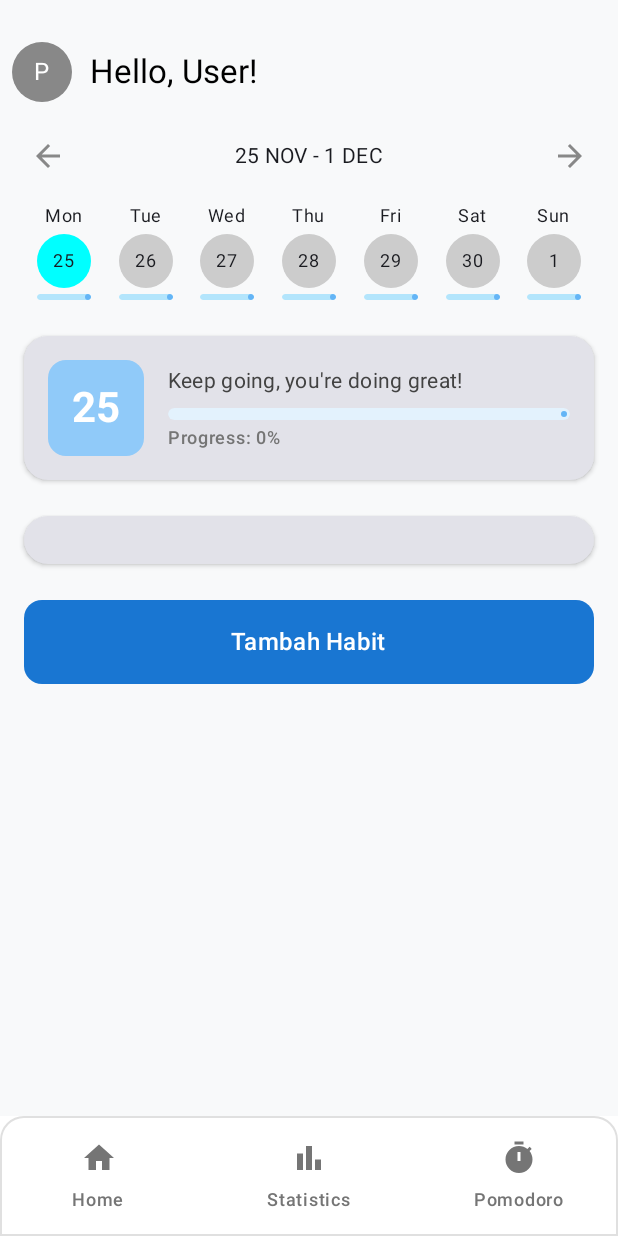
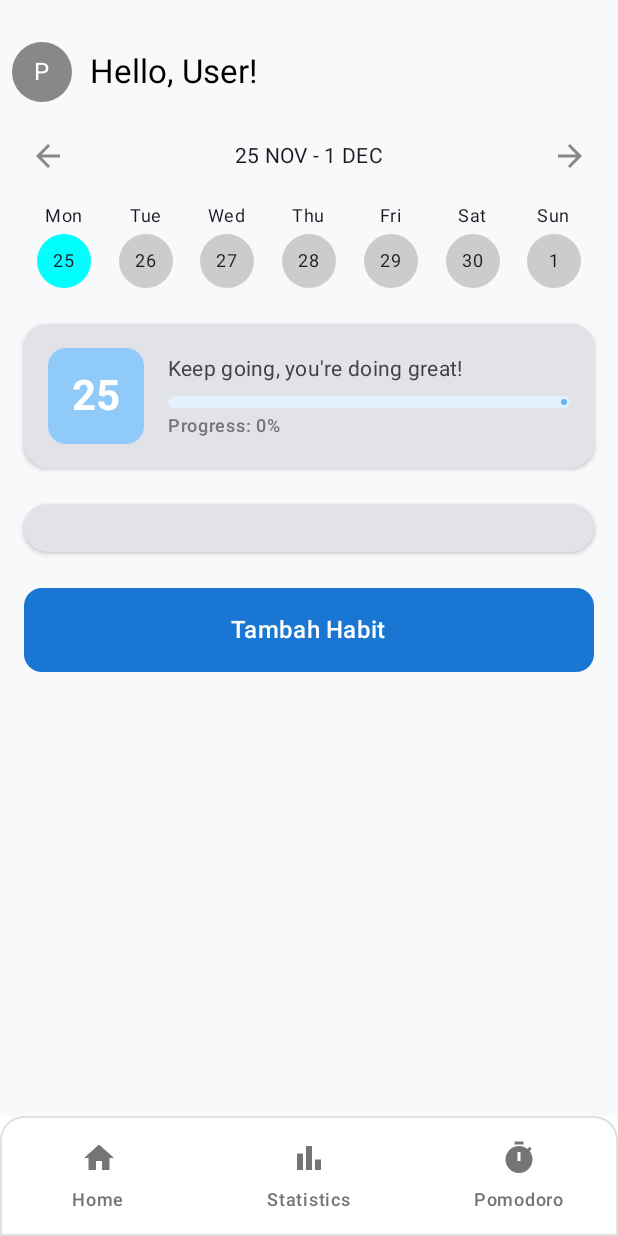
Before and after one commit to Y716/Habitify, an Android app built with Jetpack Compose: the HomePage screen opened through its navigation route, on a phone screen of 412 x 824 dp. Run offline under Robolectric (Android 15) with nearby library versions, the phone set to English and light mode, and no system bars; our stand-ins replace Firebase (no records; nobody signed in at launch, a user with empty details on screens opened directly), Room's generated code, livedata-compose.

Commit message:
Add restriction to select future dates

```diff
--- a/app/src/main/java/com/example/habitify/pages/HomePage.kt
+++ b/app/src/main/java/com/example/habitify/pages/HomePage.kt
@@ -199,12 +199,7 @@ fun DateSection(
             daysOfWeek.forEach { date ->
                 val isToday = date == today
                 val isSelected = date == selectedDate
-
-                // Fetch habits and their statuses for this date
-                val habitsWithStatus by viewModel.getHabitsForDate(date).observeAsState(emptyList())
-                val totalHabits = habitsWithStatus.size
-                val completedHabits = habitsWithStatus.count { it.second?.isCompleted == true }
-                val completionRate = if (totalHabits > 0) completedHabits.toFloat() / totalHabits else 0f
+                val isFuture = date > today // Check if the date is in the future
 
                 Column(
                     horizontalAlignment = Alignment.CenterHorizontally,
@@ -212,7 +207,6 @@ fun DateSection(
                         .width(48.dp)
                         .padding(horizontal = 2.dp)
                 ) {
-                    // Day of the week (e.g., Mon, Tue)
                     Text(
                         text = date.dayOfWeek.getDisplayName(java.time.format.TextStyle.SHORT, Locale.getDefault()),
                         style = MaterialTheme.typography.bodySmall,
@@ -221,20 +215,21 @@ fun DateSection(
 
                     Spacer(modifier = Modifier.height(4.dp))
 
-                    // Date number (Clickable to select a specific date)
+                    // Date number (disable future dates)
                     Box(
                         modifier = Modifier
                             .size(36.dp)
                             .clip(CircleShape)
                             .background(
                                 when {
-                                    isToday -> Color.Cyan // Highlight today's date
-                                    isSelected -> Color(0xFF90CAF9) // Highlight the selected date
-                                    else -> Color.LightGray // Default color
+                                    isFuture -> Color.LightGray // Future dates are light gray
+                                    isToday -> Color.Cyan
+                                    isSelected -> Color(0xFF90CAF9)
+                                    else -> Color.LightGray
                                 }
                             )
-                            .clickable {
-                                onDateSelected(date) // Pass the selected date to the parent
+                            .clickable(enabled = !isFuture) { // Disable clicking on future dates
+                                if (!isFuture) onDateSelected(date)
                             },
                         contentAlignment = Alignment.Center
                     ) {
@@ -243,19 +238,6 @@ fun DateSection(
                             style = MaterialTheme.typography.bodySmall
                         )
                     }
-
-                    Spacer(modifier = Modifier.height(4.dp))
-
-                    // Completion indicator (progress bar below the date)
-                    LinearProgressIndicator(
-                        progress = completionRate,
-                        modifier = Modifier
-                            .width(36.dp)
-                            .height(4.dp)
-                            .clip(RoundedCornerShape(2.dp)),
-                        color = Color(0xFF64B5F6), // Progress color
-                        trackColor = Color(0xFFB3E5FC) // Background track color
-                    )
                 }
             }
         }
@@ -263,6 +245,8 @@ fun DateSection(
 }
 
 
+
+@RequiresApi(Build.VERSION_CODES.O)
 @Composable
 fun DailyProgressSection(viewModel: HabitViewModel, selectedDate: LocalDate) {
     val habitsWithStatus by viewModel.getHabitsForDate(selectedDate).observeAsState(emptyList())
@@ -309,13 +293,13 @@ fun DailyProgressSection(viewModel: HabitViewModel, selectedDate: LocalDate) {
                 Spacer(modifier = Modifier.height(8.dp))
 
                 LinearProgressIndicator(
-                    progress = progress,
+                    progress = { progress },
                     modifier = Modifier
                         .fillMaxWidth()
                         .height(8.dp)
                         .clip(RoundedCornerShape(4.dp)),
                     color = Color(0xFF64B5F6),
-                    trackColor = Color(0xFFE3F2FD)
+                    trackColor = Color(0xFFE3F2FD),
                 )
 
                 Spacer(modifier = Modifier.height(4.dp))
@@ -335,6 +319,8 @@ fun DailyProgressSection(viewModel: HabitViewModel, selectedDate: LocalDate) {
 @RequiresApi(Build.VERSION_CODES.O)
 @Composable
 fun HabitListSection(viewModel: HabitViewModel, selectedDate: LocalDate) {
+    val today = LocalDate.now()
+    val isFutureDate = selectedDate > today // Check if the selected date is in the future
     val habitsWithStatus by viewModel.getHabitsForDate(selectedDate).observeAsState(emptyList())
 
     Card(
@@ -351,11 +337,12 @@ fun HabitListSection(viewModel: HabitViewModel, selectedDate: LocalDate) {
                     habit = habit,
                     isCompleted = status?.isCompleted ?: false,
                     onToggle = { isCompleted ->
-                        viewModel.toggleHabitCompletion(habit.id, selectedDate, isCompleted)
+                        if (!isFutureDate) viewModel.toggleHabitCompletion(habit.id, selectedDate, isCompleted)
                     },
                     onDelete = {
-                        viewModel.deleteHabit(habit.id) // Call deleteHabit from ViewModel
-                    }
+                        if (!isFutureDate) viewModel.deleteHabit(habit.id)
+                    },
+                    isEditable = !isFutureDate
                 )
                 if (habitsWithStatus.last() != (habit to status)) {
                     Divider(color = Color(0xFFE0E0E0))
@@ -367,8 +354,9 @@ fun HabitListSection(viewModel: HabitViewModel, selectedDate: LocalDate) {
 
 
 
+
 @Composable
-fun HabitItem(habit: Habit, isCompleted: Boolean, onToggle: (Boolean) -> Unit, onDelete: () -> Unit) {
+fun HabitItem(habit: Habit, isCompleted: Boolean, onToggle: (Boolean) -> Unit, onDelete: () -> Unit, isEditable: Boolean) {
     val context = LocalContext.current
 
     Row(
@@ -381,10 +369,11 @@ fun HabitItem(habit: Habit, isCompleted: Boolean, onToggle: (Boolean) -> Unit, o
         Text(text = habit.title, style = MaterialTheme.typography.bodyMedium)
 
         Row(verticalAlignment = Alignment.CenterVertically) {
-            // Toggle switch
+            // Toggle switch (disable for future dates)
             Switch(
                 checked = isCompleted,
-                onCheckedChange = onToggle,
+                onCheckedChange = { if (isEditable) onToggle(it) },
+                enabled = isEditable,
                 colors = SwitchDefaults.colors(
                     checkedThumbColor = Color(0xFF1976D2),
                     checkedTrackColor = Color(0xFF90CAF9),
@@ -395,12 +384,17 @@ fun HabitItem(habit: Habit, isCompleted: Boolean, onToggle: (Boolean) -> Unit, o
 
             Spacer(modifier = Modifier.width(8.dp))
 
-            // Delete button
-            IconButton(onClick = {
-                onDelete()
-                Toast.makeText(context, "${habit.title} deleted", Toast.LENGTH_SHORT).show()
-            }) {
-                Icon(imageVector = Icons.Default.Delete, contentDescription = "Delete Habit", tint = Color.Red)
+            // Delete button (disable for future dates)
+            IconButton(
+                onClick = {
+                    if (isEditable) {
+                        onDelete()
+                        Toast.makeText(context, "${habit.title} deleted", Toast.LENGTH_SHORT).show()
+                    }
+                },
+                enabled = isEditable
+            ) {
+                Icon(imageVector = Icons.Default.Delete, contentDescription = "Delete Habit", tint = if (isEditable) Color.Red else Color.Gray)
             }
         }
     }
```
